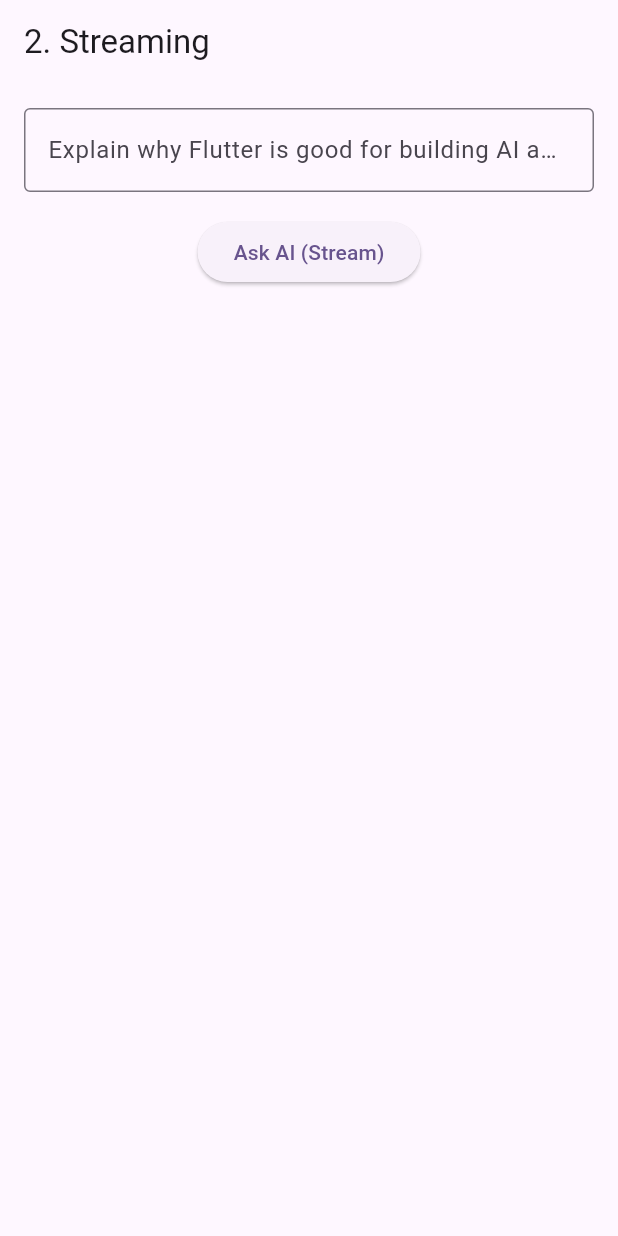
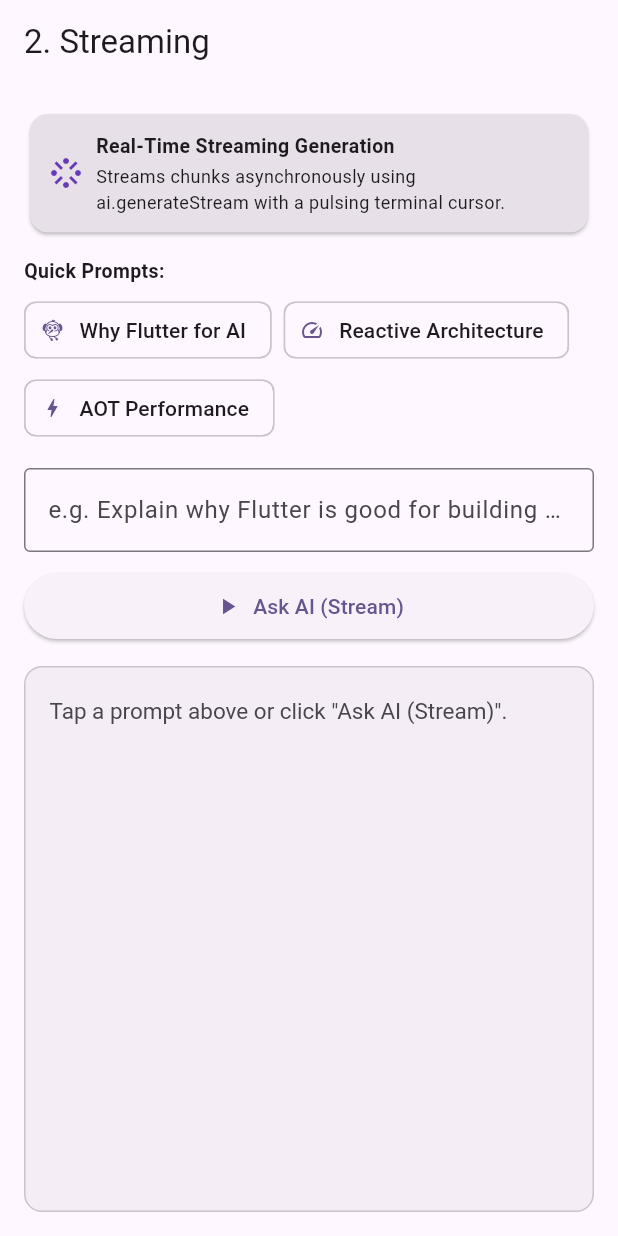
Before and after one commit to IldySilva/genkit_ui_steps, a Flutter app: the screen it shows after launch, on a phone screen of 412 x 824 dp. Run offline on Flutter 3.47's test engine with Material 3 defaults, Android fonts, the light colour scheme and no system bars; our stand-ins replace flutter_dotenv; missing offline and left inert: genkit, genkit_google_genai.

Commit message:
fix(step2): mobile-friendly layout and quick prompts

```diff
--- a/lib/steps/step2_streaming.dart
+++ b/lib/steps/step2_streaming.dart
@@ -78,12 +78,17 @@ class _Step2ScreenState extends State<Step2Screen>
     }
   }
 
-  Future<void> _askAiStream() async {
+  Future<void> _askAiStream([String? customPrompt]) async {
     if (_isGenerating) return;
 
-    final prompt = _controller.text.isEmpty
+    final prompt = customPrompt ??
+        (_controller.text.trim().isEmpty
             ? 'Explain why Flutter is good for building AI applications.'
-        : _controller.text;
+            : _controller.text.trim());
+
+    if (customPrompt != null) {
+      _controller.text = customPrompt;
+    }
 
     setState(() {
       _answer = '';
@@ -92,7 +97,7 @@ class _Step2ScreenState extends State<Step2Screen>
 
     try {
       final stream = ai.generateStream(
-        model: googleAI.gemini('gemini-2.5-flash-lite'),
+        model: googleAI.gemini('gemini-2.5-flash'),
         prompt: prompt,
       );
 
@@ -131,43 +136,124 @@ class _Step2ScreenState extends State<Step2Screen>
   Widget build(BuildContext context) {
     return Scaffold(
       appBar: AppBar(title: const Text('2. Streaming')),
-      body: Padding(
+      body: LayoutBuilder(
+        builder: (context, constraints) {
+          return Padding(
             padding: const EdgeInsets.all(16.0),
             child: Column(
+              crossAxisAlignment: CrossAxisAlignment.stretch,
               children: [
+                Card(
+                  color: Theme.of(context).colorScheme.surfaceContainerHighest,
+                  child: const Padding(
+                    padding: EdgeInsets.all(12.0),
+                    child: Row(
+                      children: [
+                        Icon(Icons.stream, color: Colors.deepPurple),
+                        SizedBox(width: 8),
+                        Expanded(
+                          child: Column(
+                            crossAxisAlignment: CrossAxisAlignment.start,
+                            children: [
+                              Text(
+                                'Real-Time Streaming Generation',
+                                style: TextStyle(
+                                  fontWeight: FontWeight.bold,
+                                  fontSize: 13,
+                                ),
+                              ),
+                              SizedBox(height: 2),
+                              Text(
+                                'Streams chunks asynchronously using ai.generateStream with a pulsing terminal cursor.',
+                                style: TextStyle(fontSize: 12),
+                              ),
+                            ],
+                          ),
+                        ),
+                      ],
+                    ),
+                  ),
+                ),
+                const SizedBox(height: 12),
+                const Text(
+                  'Quick Prompts:',
+                  style: TextStyle(fontWeight: FontWeight.bold, fontSize: 13),
+                ),
+                const SizedBox(height: 6),
+                Wrap(
+                  spacing: 8,
+                  runSpacing: 4,
+                  children: [
+                    ActionChip(
+                      avatar: const Icon(Icons.flutter_dash, size: 16),
+                      label: const Text('Why Flutter for AI'),
+                      onPressed: _isGenerating
+                          ? null
+                          : () => _askAiStream(
+                              'Explain why Flutter is good for building AI applications.'),
+                    ),
+                    ActionChip(
+                      avatar: const Icon(Icons.speed, size: 16),
+                      label: const Text('Reactive Architecture'),
+                      onPressed: _isGenerating
+                          ? null
+                          : () => _askAiStream(
+                              'How does reactive UI architecture work with streaming LLMs?'),
+                    ),
+                    ActionChip(
+                      avatar: const Icon(Icons.bolt, size: 16),
+                      label: const Text('AOT Performance'),
+                      onPressed: _isGenerating
+                          ? null
+                          : () => _askAiStream(
+                              'Summarize the performance benefits of Dart Native Ahead-Of-Time compilation.'),
+                    ),
+                  ],
+                ),
+                const SizedBox(height: 16),
                 TextField(
                   controller: _controller,
-              decoration: const InputDecoration(
+                  decoration: InputDecoration(
                     hintText:
-                    'Explain why Flutter is good for building AI applications.',
-                border: OutlineInputBorder(),
+                        'e.g. Explain why Flutter is good for building AI applications.',
+                    border: const OutlineInputBorder(),
+                    suffixIcon: _controller.text.isNotEmpty
+                        ? IconButton(
+                            icon: const Icon(Icons.clear),
+                            onPressed: () {
+                              _controller.clear();
+                              setState(() {});
+                            },
+                          )
+                        : null,
                   ),
+                  onChanged: (_) => setState(() {}),
                   onSubmitted: (_) => _askAiStream(),
                 ),
+                const SizedBox(height: 12),
+                ElevatedButton.icon(
+                  icon: const Icon(Icons.play_arrow),
+                  onPressed: _isGenerating ? null : () => _askAiStream(),
+                  style: ElevatedButton.styleFrom(
+                    padding: const EdgeInsets.symmetric(vertical: 12),
+                  ),
+                  label: Text(_isGenerating
+                      ? 'Streaming tokens...'
+                      : 'Ask AI (Stream)'),
+                ),
                 const SizedBox(height: 16),
-            ElevatedButton(
-              onPressed: _isGenerating ? null : _askAiStream,
-              child: const Text('Ask AI (Stream)'),
-            ),
-            const SizedBox(height: 32),
-            if (_answer.isNotEmpty || _isGenerating) ...[
-              const Align(
-                alignment: Alignment.centerLeft,
-                child: Text(
-                  'AI Response:',
-                  style: TextStyle(fontWeight: FontWeight.bold),
-                ),
-              ),
-              const SizedBox(height: 8),
                 Expanded(
                   child: Container(
                     width: double.infinity,
                     padding: const EdgeInsets.all(16),
                     decoration: BoxDecoration(
                       color: Colors.black.withValues(alpha: 0.04),
-                    borderRadius: BorderRadius.circular(8),
+                      borderRadius: BorderRadius.circular(12),
                       border: Border.all(
-                      color: Theme.of(context).colorScheme.outlineVariant,
+                        color: _isGenerating
+                            ? Theme.of(context).colorScheme.primary
+                            : Theme.of(context).colorScheme.outlineVariant,
+                        width: _isGenerating ? 1.5 : 1,
                       ),
                     ),
                     child: SingleChildScrollView(
@@ -175,12 +261,25 @@ class _Step2ScreenState extends State<Step2Screen>
                       child: RichText(
                         text: TextSpan(
                           style: TextStyle(
-                          fontSize: 16,
+                            fontSize: 15,
                             height: 1.5,
                             color: Theme.of(context).colorScheme.onSurface,
                           ),
                           children: [
-                          TextSpan(text: _answer),
+                            TextSpan(
+                              text: _answer.isEmpty
+                                  ? (_isGenerating
+                                      ? 'Waiting for first token...'
+                                      : 'Tap a prompt above or click "Ask AI (Stream)".')
+                                  : _answer,
+                              style: TextStyle(
+                                color: _answer.isEmpty
+                                    ? Theme.of(context)
+                                        .colorScheme
+                                        .onSurfaceVariant
+                                    : null,
+                              ),
+                            ),
                             if (_isGenerating)
                               WidgetSpan(
                                 alignment: PlaceholderAlignment.middle,
@@ -190,7 +289,8 @@ class _Step2ScreenState extends State<Step2Screen>
                                     width: 8,
                                     height: 18,
                                     margin: const EdgeInsets.only(left: 4),
-                                  color: Theme.of(context).colorScheme.primary,
+                                    color:
+                                        Theme.of(context).colorScheme.primary,
                                   ),
                                 ),
                               ),
@@ -201,8 +301,9 @@ class _Step2ScreenState extends State<Step2Screen>
                   ),
                 ),
               ],
-          ],
             ),
+          );
+        },
       ),
     );
   }
```
Lines whose indentation alone changed are shown as unchanged.
